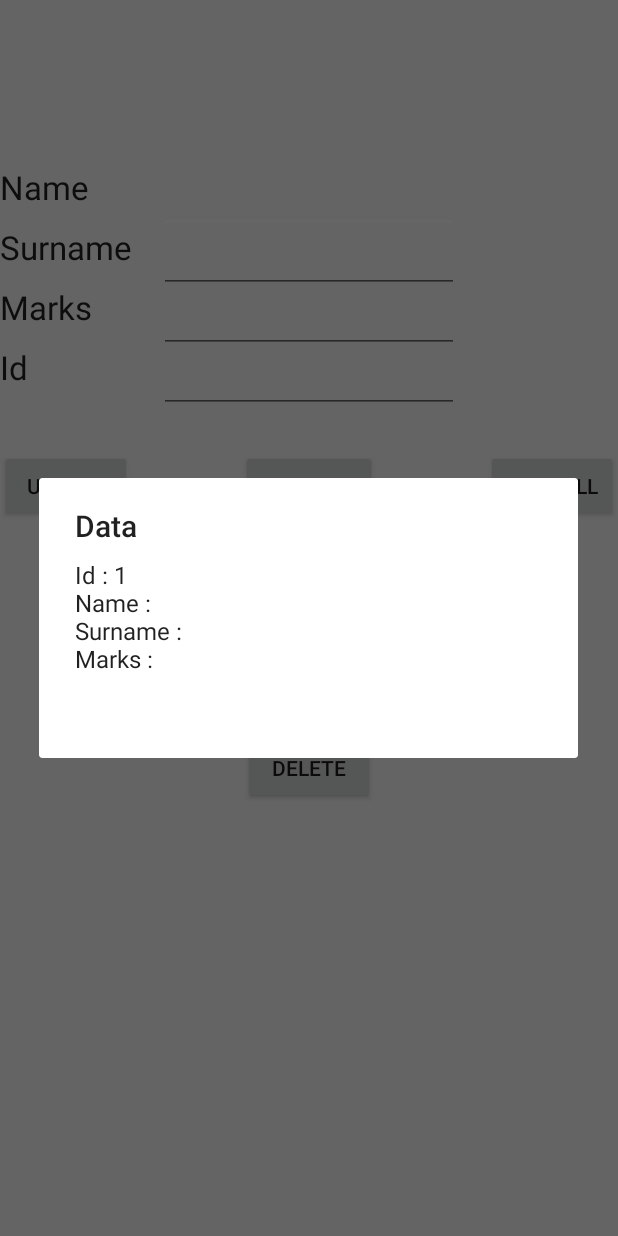
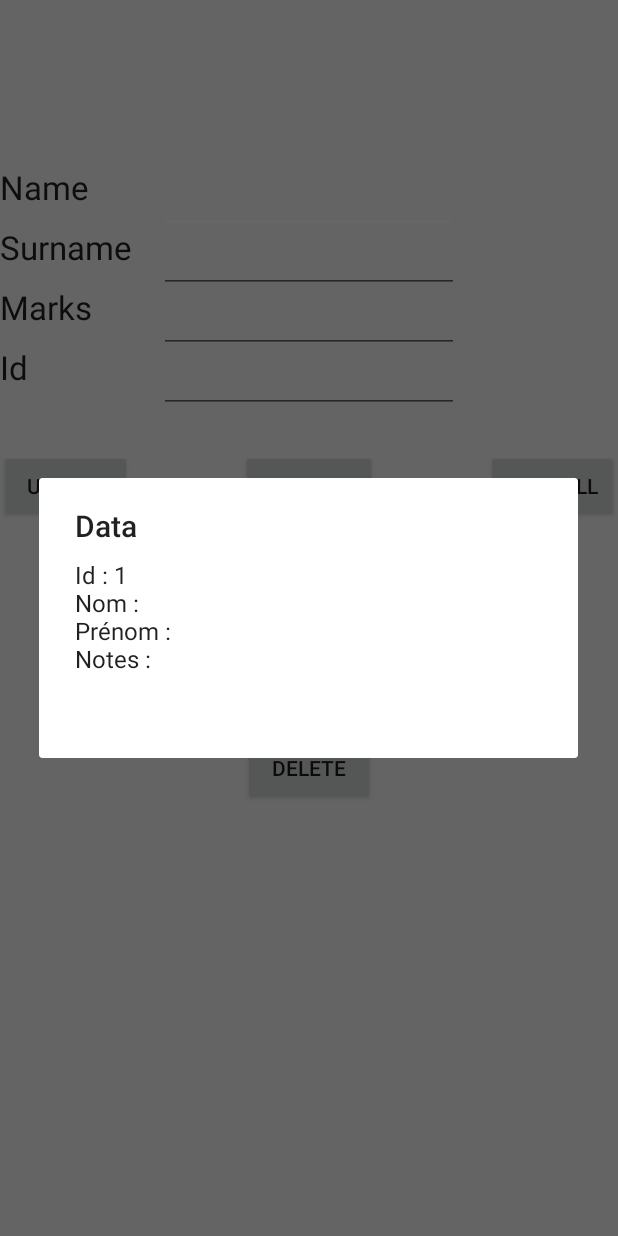
Before and after one commit to CamilleCastillo15/Android-project, an Android app: the fragment SQLiteFragment shown on its own in the app's theme, after a tap on "VIEW ALL", on a phone screen of 412 x 824 dp. Run offline under Robolectric (Android 15) with nearby library versions, the phone set to English and light mode, and no system bars.

Commit message:
noms changés ds databasehelper (tables + db name + cols)

```diff
--- a/src/main/java/com/camille/camille_castillo_projet_android_final/DatabaseHelper.java
+++ b/src/main/java/com/camille/camille_castillo_projet_android_final/DatabaseHelper.java
@@ -17,15 +17,15 @@ public class DatabaseHelper extends SQLiteOpenHelper {
 
     //Pour créer une Base de Données avec Androïd, nous avons besoin tout d'abord d'un nom pour la BDD
     //Ce nom sera un attribut de notre classe, tout comme le nom de la table et des colonnes
-    public static final String DATABASE_NAME = "student.db";
+    public static final String DATABASE_NAME = "etudiants.db";
     //Ensuite un nom de table
-    public static final String TABLE_NAME = "student_table";
+    public static final String TABLE_NAME = "etudiants_table";
     //Et un nom pour chaque colonne
     //ID représente la clé primaire de la table
     public static final String COL_1 = "ID";
-    public static final String COL_2 = "NAME";
-    public static final String COL_3 = "SURNAME";
-    public static final String COL_4 = "MARKS";
+    public static final String COL_2 = "NOM";
+    public static final String COL_3 = "PRENOM";
+    public static final String COL_4 = "NOTES";
 
     public DatabaseHelper(Context contex){
 
@@ -48,7 +48,7 @@ public class DatabaseHelper extends SQLiteOpenHelper {
         //Name de type text,
         //Surname de type text,
         //Et marks de type entier
-        db.execSQL("create table " + TABLE_NAME + " (ID INTEGER PRIMARY KEY AUTOINCREMENT, NAME TEXT, SURNAME TEXT, MARKS INTEGER) ");
+        db.execSQL("create table " + TABLE_NAME + " (ID INTEGER PRIMARY KEY AUTOINCREMENT, NOM TEXT, PRENOM TEXT, NOTES INTEGER) ");
 
     }
 
@@ -65,7 +65,7 @@ public class DatabaseHelper extends SQLiteOpenHelper {
 
     //Méthode pour insérer des données dans la BDD
     //Elle prend en argument toutes les colonnes sauf ID qui va être crée automatiquement
-    public boolean insertData(String name, String surname, String marks){
+    public boolean insertData(String nom, String prenom, String notes){
 
         //Une instance de SQLiteDatabase est crée, nommée db
         //Cette BDD pourra être modifiée (writable)
@@ -78,9 +78,9 @@ public class DatabaseHelper extends SQLiteOpenHelper {
 
         //Ici on range donc dans contentvalues chaque donnée de colonne,
         // avec le nom de la colonne
-        contentValues.put(COL_2, name);
-        contentValues.put(COL_3, surname);
-        contentValues.put(COL_4, marks);
+        contentValues.put(COL_2, nom);
+        contentValues.put(COL_3, prenom);
+        contentValues.put(COL_4, notes);
 
         //insert prend 3 paramètres,
         // le nom de table,
@@ -117,7 +117,7 @@ public class DatabaseHelper extends SQLiteOpenHelper {
 
     }
 
-    public boolean updateData(String id, String name, String surname, String marks) {
+    public boolean updateData(String id, String nom, String prenom, String notes) {
 
         //Une instance de SQLiteDatabase est crée, nommée db
         //Cette BDD pourra être modifiée (writable)
@@ -131,9 +131,9 @@ public class DatabaseHelper extends SQLiteOpenHelper {
         //Ici on range donc dans contentvalues chaque donnée de colonne,
         // avec le nom de la colonne
         contentValues.put(COL_1, id);
-        contentValues.put(COL_2, name);
-        contentValues.put(COL_3, surname);
-        contentValues.put(COL_4, marks);
+        contentValues.put(COL_2, nom);
+        contentValues.put(COL_3, prenom);
+        contentValues.put(COL_4, notes);
 
         //4 arguments pour updater une table de la BDD
         //nom de la table, la colonne à modifier et son contenu, la condition
--- a/src/main/java/com/camille/camille_castillo_projet_android_final/SQLiteFragment.java
+++ b/src/main/java/com/camille/camille_castillo_projet_android_final/SQLiteFragment.java
@@ -164,7 +164,7 @@ public class SQLiteFragment extends Fragment {
 
                             //Cela va créer un messaage d'erreur
                             //Renvoyé par la fonction showMessage
-                            showMessage("Error", "Nothing found");
+                            showMessage("Erreur", "Rien n'a été trouvé");
                             //La fonction s'arrête
                             return;
 
@@ -184,11 +184,11 @@ public class SQLiteFragment extends Fragment {
                             //+ \n qui permet un retour à la ligne,
 
                             buffer.append("Id : " + res.getString(0) + "\n");
-                            buffer.append("Name : "+ res.getString(1)+ "\n");
-                            buffer.append("Surname : "+ res.getString(2)+ "\n");
+                            buffer.append("Nom : "+ res.getString(1)+ "\n");
+                            buffer.append("Prénom : "+ res.getString(2)+ "\n");
 
                             //Ou quand il est double, un saut de ligne
-                            buffer.append("Marks : "+ res.getString(3)+ "\n\n");
+                            buffer.append("Notes : "+ res.getString(3)+ "\n\n");
 
                         }
 
```
